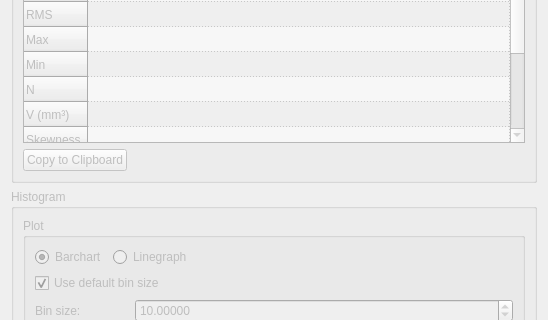
The window that Plugins/org.mitk.gui.qt.measurementtoolbox/src/internal/QmitkImageStatisticsViewControls.ui (MITK/MITK) describes before a commit, drawn with Qt 5; both pictures show x 0 to 548 and y 155 to 475 of the 548 by 800 pixel window.
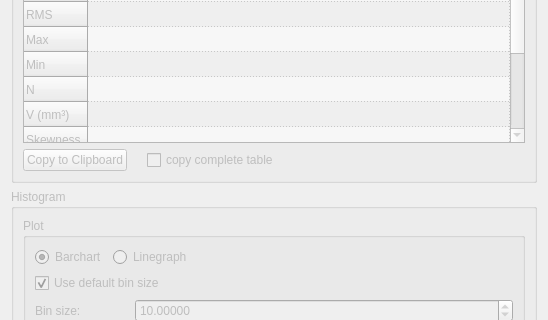
The same window after the commit. Custom widgets are drawn as their Qt base class.

Commit message: Added feature of copying complete statistics table for 4d-images

The edit to the form file:
```diff
--- a/Plugins/org.mitk.gui.qt.measurementtoolbox/src/internal/QmitkImageStatisticsViewControls.ui
+++ b/Plugins/org.mitk.gui.qt.measurementtoolbox/src/internal/QmitkImageStatisticsViewControls.ui
@@ -303,6 +303,32 @@
            </property>
           </widget>
          </item>
+         <item>
+          <spacer name="horizontalSpacer_3">
+           <property name="orientation">
+            <enum>Qt::Horizontal</enum>
+           </property>
+           <property name="sizeType">
+            <enum>QSizePolicy::Fixed</enum>
+           </property>
+           <property name="sizeHint" stdset="0">
+            <size>
+             <width>20</width>
+             <height>20</height>
+            </size>
+           </property>
+          </spacer>
+         </item>
+         <item>
+          <widget class="QCheckBox" name="m_CheckBox4dCompleteTable">
+           <property name="enabled">
+            <bool>false</bool>
+           </property>
+           <property name="text">
+            <string>copy complete table</string>
+           </property>
+          </widget>
+         </item>
          <item>
           <spacer name="horizontalSpacer">
            <property name="orientation">
```
The commit also changes 1 other file.
